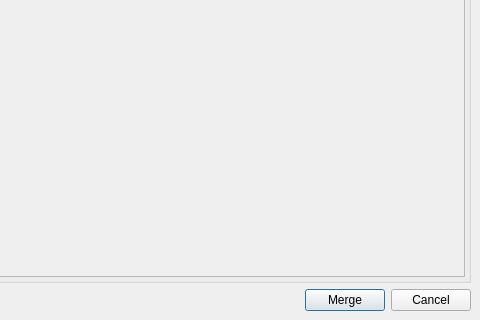
This is ui/dialogs/job_generator.ui in TheCodingJsoftware/Invigo as Qt 5 draws it before an edit; both pictures show x 597 to 1077 and y 299 to 619 of the 1077 by 619 pixel window. The edited form follows.
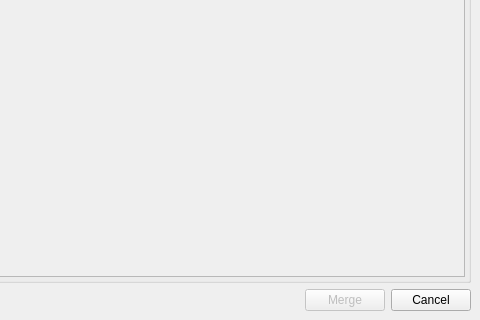
This is the edited form.

```diff
--- a/ui/dialogs/job_generator.ui
+++ b/ui/dialogs/job_generator.ui
@@ -201,7 +201,10 @@
            </spacer>
           </item>
           <item>
-           <widget class="QPushButton" name="pushButton_add">
+           <widget class="QPushButton" name="pushButton_merge">
+            <property name="enabled">
+             <bool>false</bool>
+            </property>
             <property name="maximumSize">
              <size>
               <width>16777215</width>
```
